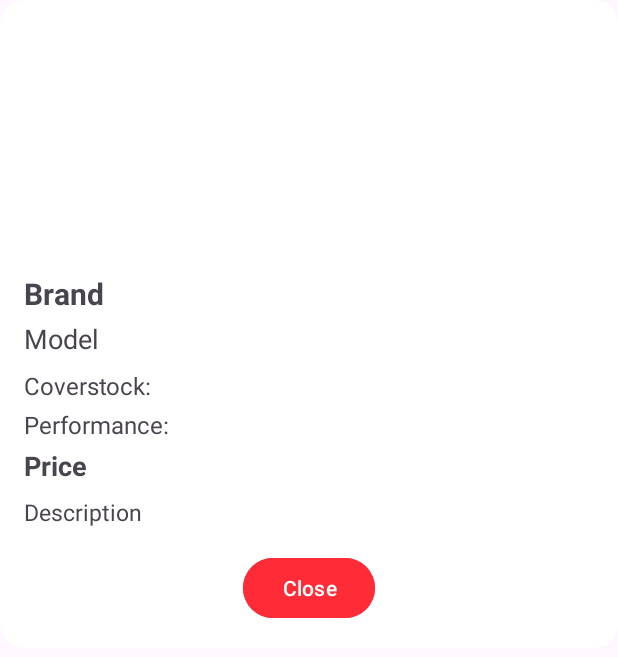
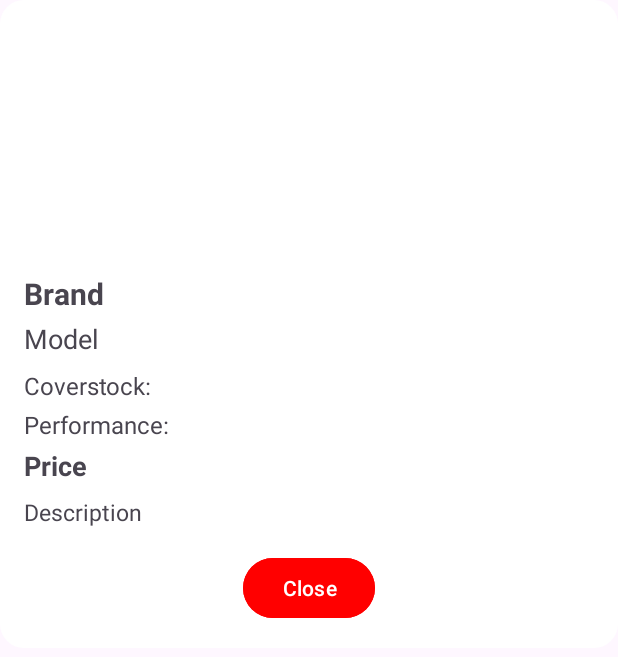
Before and after one commit to Harrazz/BowlMate, an Android app: the layout dialog_bowling_ball_detail.xml on its own in the app's theme, with its tools: preview values and no code run, on a phone screen of 412 x 824 dp. Shown: the top 657 px of the screen. Run offline under Robolectric (Android 15) with nearby library versions, the phone set to English and light mode, and no system bars; Roboto replaces fonts that are not available here.

Commit message:
final 1.0

```diff
--- a/app/src/main/java/com/example/bowlmate/BowlingBall.java
+++ b/app/src/main/java/com/example/bowlmate/BowlingBall.java
@@ -9,6 +9,9 @@ import android.graphics.Color;
 import android.graphics.drawable.ColorDrawable;
 import android.os.Bundle;
 import android.speech.RecognizerIntent;
+import android.view.LayoutInflater;
+import android.view.View;
+import android.view.ViewGroup;
 import android.widget.AdapterView;
 import android.widget.ArrayAdapter;
 import android.widget.Button;
@@ -20,18 +23,15 @@ import android.Manifest;
 
 import androidx.annotation.NonNull;
 import androidx.appcompat.app.AppCompatActivity;
+import androidx.appcompat.widget.SearchView;
 import androidx.core.app.ActivityCompat;
 import androidx.core.content.ContextCompat;
 import androidx.recyclerview.widget.LinearLayoutManager;
 import androidx.recyclerview.widget.RecyclerView;
-import androidx.appcompat.widget.SearchView;
 
 import com.bumptech.glide.Glide;
-import com.google.firebase.firestore.*;
-
-import android.view.LayoutInflater;
-import android.view.View;
-import android.view.ViewGroup;
+import com.google.firebase.firestore.FirebaseFirestore;
+import com.google.firebase.firestore.QueryDocumentSnapshot;
 
 import java.util.ArrayList;
 import java.util.List;
@@ -213,14 +213,17 @@ public class BowlingBall extends AppCompatActivity {
             return ballList.size();
         }
 
-        // Method to show the detail dialog
         private void showBallDetailDialog(BowlingBallModel ball) {
             final Dialog dialog = new Dialog(context);
             dialog.setContentView(R.layout.dialog_bowling_ball_detail);
+
             if (dialog.getWindow() != null) {
                 dialog.getWindow().setBackgroundDrawable(new ColorDrawable(Color.TRANSPARENT));
+
+                int width = (int)(context.getResources().getDisplayMetrics().widthPixels * 0.90);
+                int height = ViewGroup.LayoutParams.WRAP_CONTENT;
+                dialog.getWindow().setLayout(width, height);
             }
-
 
             ImageView dialogImage = dialog.findViewById(R.id.dialog_ball_image);
             TextView dialogBrand = dialog.findViewById(R.id.dialog_ball_brand);
@@ -231,7 +234,6 @@ public class BowlingBall extends AppCompatActivity {
             TextView dialogDescription = dialog.findViewById(R.id.dialog_ball_description);
             Button closeButton = dialog.findViewById(R.id.dialog_close_button);
 
-            // Populate the dialog views with ball data
             Glide.with(context).load(ball.getImageUrl()).into(dialogImage);
             dialogBrand.setText(ball.getBrand());
             dialogModel.setText(ball.getModel());
--- a/app/src/main/res/layout/dialog_bowling_ball_detail.xml
+++ b/app/src/main/res/layout/dialog_bowling_ball_detail.xml
@@ -1,10 +1,12 @@
 <?xml version="1.0" encoding="utf-8"?>
 <LinearLayout xmlns:android="http://schemas.android.com/apk/res/android"
-    android:layout_width="match_parent"
-    android:layout_height="wrap_content"
+    xmlns:app="http://schemas.android.com/apk/res-auto"
+    android:layout_width="match_parent"   android:layout_height="wrap_content"
     android:orientation="vertical"
     android:padding="16dp"
-    android:background="@drawable/background_dialog"> <ImageView
+    android:background="@drawable/background_dialog">
+
+    <ImageView
         android:id="@+id/dialog_ball_image"
         android:layout_width="150dp"
         android:layout_height="150dp"
@@ -12,6 +14,15 @@
         android:scaleType="centerInside"
         android:layout_marginBottom="16dp"
         android:contentDescription="Bowling Ball Image" />
+
+    <ScrollView
+        android:layout_width="match_parent"
+        android:layout_height="0dp"
+        android:layout_weight="1"
+        android:fillViewport="true"> <LinearLayout
+        android:layout_width="match_parent"
+        android:layout_height="wrap_content"
+        android:orientation="vertical">
 
         <TextView
             android:id="@+id/dialog_ball_brand"
@@ -62,12 +73,14 @@
             android:textSize="15sp"
             android:text="Description"
             android:layout_marginBottom="16dp"
-        android:scrollbars="vertical" /> <Button
+            /> </LinearLayout>
+    </ScrollView>
+    <Button
         android:id="@+id/dialog_close_button"
         android:layout_width="wrap_content"
         android:layout_height="wrap_content"
         android:layout_gravity="center_horizontal"
-        android:backgroundTint="#FF2C38"
-        android:text="Close" />
+        android:text="Close"
+        android:backgroundTint="#FF0000" />
 
 </LinearLayout>
```
Also changed, not shown: 2 other files. Lines whose indentation alone changed are shown as unchanged.
